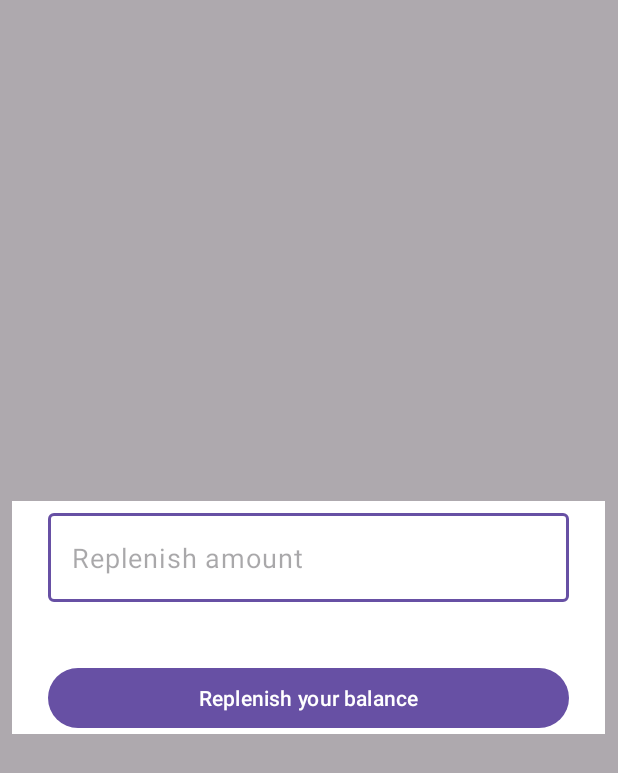
After one commit to anarion-Vika/BitSpender, an Android app: the fragment ReplenishBalanceDialogFragment shown on its own in the app's theme, on a phone screen of 412 x 824 dp. The commit adds this screen. Shown: the top 773 px of the screen. Run offline under Robolectric (Android 15) with nearby library versions, the phone set to English and light mode, and no system bars; our stand-ins replace Dagger/Hilt's generated code, Room's generated code, data binding, paging; pictures from the network do not load.

Commit message:
added ReplenishBalance feature

```diff
--- a/app/src/main/java/com/example/bitspender/di/FragmentBuildersModule.kt
+++ b/app/src/main/java/com/example/bitspender/di/FragmentBuildersModule.kt
@@ -3,6 +3,7 @@ package com.example.bitspender.di
 import com.example.bitspender.di.scope.FragmentScope
 import com.example.bitspender.presentation.addtransaction.AddTransactionFragment
 import com.example.bitspender.presentation.transaction.MainTransactionFragment
+import com.example.bitspender.presentation.transaction.replenishbalance.ReplenishBalanceDialogFragment
 import dagger.Module
 import dagger.android.ContributesAndroidInjector
 
@@ -17,4 +18,7 @@ abstract class FragmentBuildersModule {
     @ContributesAndroidInjector
     abstract fun contributeAddTransactionFragment(): AddTransactionFragment
 
+    @FragmentScope
+    @ContributesAndroidInjector
+    abstract fun contributeReplenishBalanceDialogFragment(): ReplenishBalanceDialogFragment
 }
--- a/app/src/main/java/com/example/bitspender/di/ViewModelModule.kt
+++ b/app/src/main/java/com/example/bitspender/di/ViewModelModule.kt
@@ -4,6 +4,7 @@ import androidx.lifecycle.ViewModel
 import com.example.bitspender.di.utils.ViewModelKey
 import com.example.bitspender.presentation.addtransaction.AddTransactionViewModel
 import com.example.bitspender.presentation.transaction.MainTransactionViewModel
+import com.example.bitspender.presentation.transaction.replenishbalance.ReplenishBalanceViewModel
 import dagger.Binds
 import dagger.Module
 import dagger.multibindings.IntoMap
@@ -21,4 +22,9 @@ abstract class ViewModelModule {
     @ViewModelKey(AddTransactionViewModel::class)
     abstract fun bindAddTransactionViewModel(viewModel: AddTransactionViewModel): ViewModel
 
+    @Binds
+    @IntoMap
+    @ViewModelKey(ReplenishBalanceViewModel::class)
+    abstract fun bindReplenishBalanceViewModel(viewModel: ReplenishBalanceViewModel): ViewModel
+
 }
--- a/app/src/main/java/com/example/bitspender/presentation/addtransaction/AddTransactionFragment.kt
+++ b/app/src/main/java/com/example/bitspender/presentation/addtransaction/AddTransactionFragment.kt
@@ -54,9 +54,6 @@ class AddTransactionFragment : BaseFragment<FragmentAddTransactionBinding>(), In
 
     private fun setUpListener() {
         with(binding) {
-            btnAddTransaction.setOnClickListener {
-
-            }
 
             etTransactionAmount.doAfterTextChanged {
                 it.toString().toDoubleOrNull()?.let { transactionAmount ->
@@ -74,7 +71,7 @@ class AddTransactionFragment : BaseFragment<FragmentAddTransactionBinding>(), In
         )
     }
 
-    private fun handleUiState(state: TransactionScreenState) {
+    private fun handleUiState(state: AddTransactionStateScreen) {
         when {
             state.isSaved -> {
                 findNavController().popBackStack()
--- a/app/src/main/java/com/example/bitspender/presentation/addtransaction/AddTransactionStateScreen.kt
+++ b/app/src/main/java/com/example/bitspender/presentation/addtransaction/AddTransactionStateScreen.kt
@@ -1,6 +1,6 @@
 package com.example.bitspender.presentation.addtransaction
 
-data class TransactionScreenState(
+data class AddTransactionStateScreen(
     var isLoading: Boolean = false,
     var isSaved: Boolean = false,
     var error: AddTransactionError = AddTransactionError()
--- a/app/src/main/java/com/example/bitspender/presentation/addtransaction/AddTransactionViewModel.kt
+++ b/app/src/main/java/com/example/bitspender/presentation/addtransaction/AddTransactionViewModel.kt
@@ -17,7 +17,8 @@ import javax.inject.Inject
 class AddTransactionViewModel @Inject constructor(
     private val addTransactionUseCase: AddTransactionUseCase
 ) : ViewModel() {
-    private val _uiStateFlow = MutableStateFlow(TransactionScreenState(isLoading = true))
+
+    private val _uiStateFlow = MutableStateFlow(AddTransactionStateScreen(isLoading = true))
     val uiStateFlow
         get() = _uiStateFlow.asStateFlow()
 
--- /dev/null
+++ b/app/src/main/java/com/example/bitspender/presentation/transaction/replenishbalance/ReplenishBalanceDialogFragment.kt
@@ -0,0 +1,94 @@
+package com.example.bitspender.presentation.transaction.replenishbalance
+
+import android.app.Dialog
+import android.graphics.Color
+import android.graphics.drawable.ColorDrawable
+import android.os.Bundle
+import android.view.LayoutInflater
+import android.view.View
+import android.view.ViewGroup
+import android.view.WindowManager
+import android.widget.Toast
+import androidx.core.widget.doAfterTextChanged
+import androidx.fragment.app.DialogFragment
+import androidx.lifecycle.ViewModelProvider
+import com.example.bitspender.databinding.DialogFragmentReplenishBalanceBinding
+import com.example.bitspender.di.utils.Injectable
+import com.example.bitspender.di.utils.ViewModelFactory
+import com.example.bitspender.presentation.utils.observeWithLifecycle
+import javax.inject.Inject
+
+class ReplenishBalanceDialogFragment : DialogFragment(), Injectable {
+
+    @Inject
+    lateinit var viewModelFactory: ViewModelFactory
+
+    private val viewModel by lazy {
+        ViewModelProvider(this, viewModelFactory)[ReplenishBalanceViewModel::class.java]
+    }
+    private var binding: DialogFragmentReplenishBalanceBinding? = null
+
+    override fun onStart() {
+        super.onStart()
+        dialog?.window?.setBackgroundDrawable(ColorDrawable(Color.TRANSPARENT))
+        val width = (resources.displayMetrics.widthPixels * 0.96).toInt()
+        dialog?.window?.setLayout(width, WindowManager.LayoutParams.WRAP_CONTENT)
+    }
+
+    override fun onCreateView(
+        inflater: LayoutInflater,
+        container: ViewGroup?,
+        savedInstanceState: Bundle?
+    ): View {
+        val binding = DialogFragmentReplenishBalanceBinding.inflate(inflater, container, false)
+        this.binding = binding
+        setupListeners()
+        setupObserver()
+        return binding.root
+    }
+
+    private fun setupListeners() {
+        binding?.let {
+            with(it) {
+                btnReplenish.setOnClickListener {
+                    etTransactionAmount.text.toString().toDoubleOrNull()?.let {
+                        viewModel.addTransaction(
+                            transactionAmount = it
+                        )
+                    }
+                }
+
+                etTransactionAmount.doAfterTextChanged {
+                    it.toString().toDoubleOrNull()?.let { transactionAmount ->
+                        btnReplenish.isEnabled = transactionAmount > DOUBLE_ZERO
+                    }
+                }
+            }
+        }
+
+    }
+
+
+    private fun setupObserver() {
+        viewModel.uiStateFlow.observeWithLifecycle(
+            viewLifecycleOwner,
+            observer = ::handleUiState
+        )
+    }
+
+    private fun handleUiState(state: ReplenishBalanceStateScreen) {
+        when {
+            state.isSaved -> {
+                dismiss()
+            }
+
+            state.error.isError -> {
+                Toast.makeText(requireActivity(), state.error.textError, Toast.LENGTH_SHORT).show()
+            }
+        }
+    }
+
+    companion object {
+        private const val DOUBLE_ZERO = 0.0
+    }
+}
--- /dev/null
+++ b/app/src/main/java/com/example/bitspender/presentation/transaction/replenishbalance/ReplenishBalanceStateScreen.kt
@@ -0,0 +1,12 @@
+package com.example.bitspender.presentation.transaction.replenishbalance
+
+data class ReplenishBalanceStateScreen(
+    var isLoading: Boolean = false,
+    var isSaved: Boolean = false,
+    var error: ReplenishBalanceError = ReplenishBalanceError()
+)
+
+data class ReplenishBalanceError(
+    var isError: Boolean = false,
+    var textError: String = ""
+)
--- /dev/null
+++ b/app/src/main/java/com/example/bitspender/presentation/transaction/replenishbalance/ReplenishBalanceViewModel.kt
@@ -0,0 +1,65 @@
+package com.example.bitspender.presentation.transaction.replenishbalance
+
+import androidx.lifecycle.ViewModel
+import androidx.lifecycle.viewModelScope
+import com.example.bitspender.domain.models.TransactionCategory
+import com.example.bitspender.domain.models.TransactionModel
+import com.example.bitspender.domain.models.TransactionType
+import com.example.bitspender.domain.usecases.transaction.AddTransactionUseCase
+import com.example.bitspender.domain.utils.AppResult
+import kotlinx.coroutines.flow.MutableStateFlow
+import kotlinx.coroutines.flow.asStateFlow
+import kotlinx.coroutines.flow.update
+import kotlinx.coroutines.launch
+import javax.inject.Inject
+
+class ReplenishBalanceViewModel @Inject constructor(
+    private val addTransactionUseCase: AddTransactionUseCase
+) : ViewModel() {
+
+    private val _uiStateFlow = MutableStateFlow(ReplenishBalanceStateScreen(isLoading = true))
+    val uiStateFlow
+        get() = _uiStateFlow.asStateFlow()
+
+    fun addTransaction(transactionAmount: Double) {
+        viewModelScope.launch {
+            val result = addTransactionUseCase(
+                TransactionModel(
+                    id = DEFAULT_ID,
+                    transactionAmount = transactionAmount,
+                    transactionType = TransactionType.INCOME,
+                    transactionCategory = TransactionCategory.OTHER,
+                    timestamp = System.currentTimeMillis()
+                )
+            )
+
+            when (result) {
+                is AppResult.Success -> {
+                    _uiStateFlow.update {
+                        it.copy(
+                            isSaved = true
+                        )
+                    }
+                }
+
+                is AppResult.Error -> {
+                    _uiStateFlow.update {
+                        it.copy(
+                            error = ReplenishBalanceError(
+                                isError = true,
+                                textError = result.error.toString()
+                            )
+                        )
+                    }
+
+                }
+            }
+
+        }
+
+    }
+
+    companion object {
+        private const val DEFAULT_ID = 0
+    }
+}
--- /dev/null
+++ b/app/src/main/res/layout/dialog_fragment_replenish_balance.xml
@@ -0,0 +1,49 @@
+<?xml version="1.0" encoding="utf-8"?>
+
+<layout xmlns:android="http://schemas.android.com/apk/res/android"
+    xmlns:app="http://schemas.android.com/apk/res-auto">
+
+    <androidx.constraintlayout.widget.ConstraintLayout
+        android:layout_width="match_parent"
+        android:layout_height="wrap_content"
+        android:layout_marginHorizontal="20dp"
+        android:background="@color/white">
+
+        <com.google.android.material.textfield.TextInputLayout
+            android:id="@+id/tilReplenishAmount"
+            android:layout_width="match_parent"
+            android:layout_height="wrap_content"
+            android:layout_marginHorizontal="24dp"
+            android:layout_marginTop="8dp"
+            app:errorIconDrawable="@null"
+            app:hintEnabled="false"
+            app:layout_constraintEnd_toEndOf="parent"
+            app:layout_constraintStart_toStartOf="parent"
+            app:layout_constraintTop_toTopOf="parent"
+            app:startIconTint="@null">
+
+            <com.google.android.material.textfield.TextInputEditText
+                android:id="@+id/etTransactionAmount"
+                android:layout_width="match_parent"
+                android:layout_height="wrap_content"
+                android:hint="@string/hint_replenish_amount"
+                android:imeOptions="actionNext"
+                android:inputType="numberDecimal"
+                android:maxLength="30"
+                android:textDirection="locale"
+                android:textSize="18sp" />
+
+        </com.google.android.material.textfield.TextInputLayout>
+
+
+        <Button
+            android:id="@+id/btnReplenish"
+            android:layout_width="match_parent"
+            android:layout_height="wrap_content"
+            android:layout_marginHorizontal="24dp"
+            android:layout_marginTop="40dp"
+            android:layout_marginBottom="40dp"
+            android:text="@string/title_replenish_your_balance"
+            app:layout_constraintTop_toBottomOf="@id/tilReplenishAmount" />
+    </androidx.constraintlayout.widget.ConstraintLayout>
+</layout>
--- a/app/src/main/res/values/strings.xml
+++ b/app/src/main/res/values/strings.xml
@@ -6,5 +6,7 @@
     <string name="add_transaction">Add transaction</string>
     <string name="transaction_amount_format">%.2f BTC</string>
     <string name="transaction_amount">Transaction amount</string>
+    <string name="hint_replenish_amount">Replenish amount</string>
+    <string name="title_replenish_your_balance">Replenish your balance</string>
 
 </resources>
```
